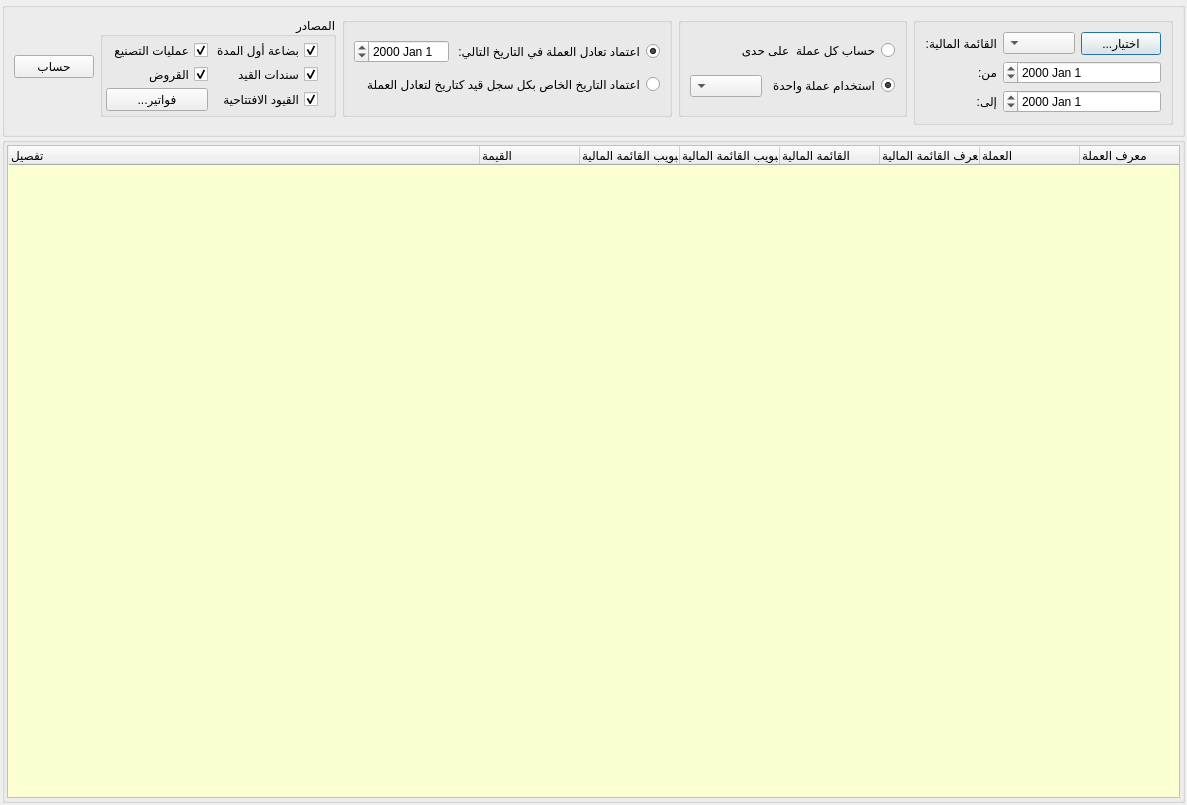
This is Ui_FinancialStatementsReports.ui in rabee361/E-commerce2 as Qt 5 draws it before an edit. The edited form follows.
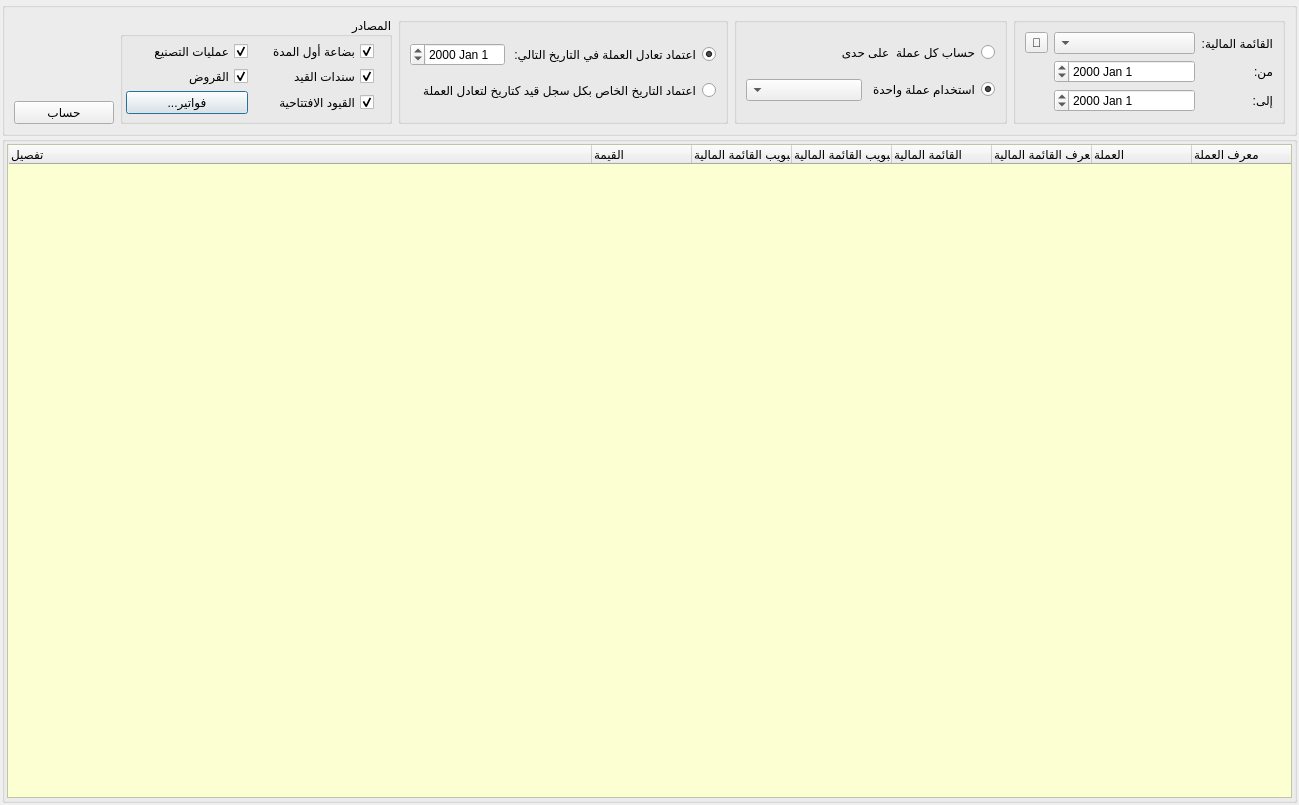
This is the edited form.

What changed in the file:
```diff
--- a/Ui_FinancialStatementsReports.ui
+++ b/Ui_FinancialStatementsReports.ui
@@ -9,7 +9,7 @@
    <rect>
     <x>0</x>
     <y>0</y>
-    <width>1088</width>
+    <width>1299</width>
     <height>805</height>
    </rect>
   </property>
@@ -171,23 +171,6 @@
         </property>
         <layout class="QGridLayout" name="gridLayout_3">
          <item row="0" column="0">
-          <widget class="QPushButton" name="select_financial_statement_btn">
-           <property name="layoutDirection">
-            <enum>Qt::LeftToRight</enum>
-           </property>
-           <property name="text">
-            <string>...اختيار</string>
-           </property>
-          </widget>
-         </item>
-         <item row="0" column="1">
-          <widget class="QComboBox" name="financial_statements_combobox">
-           <property name="enabled">
-            <bool>true</bool>
-           </property>
-          </widget>
-         </item>
-         <item row="0" column="2">
           <widget class="QLabel" name="label_3">
            <property name="maximumSize">
             <size>
@@ -200,10 +183,14 @@
            </property>
           </widget>
          </item>
-         <item row="1" column="0" colspan="2">
-          <widget class="QDateEdit" name="from_date_input"/>
+         <item row="0" column="1">
+          <widget class="QComboBox" name="financial_statements_combobox">
+           <property name="enabled">
+            <bool>true</bool>
+           </property>
+          </widget>
          </item>
-         <item row="1" column="2">
+         <item row="1" column="0">
           <widget class="QLabel" name="label_4">
            <property name="maximumSize">
             <size>
@@ -219,10 +206,7 @@
            </property>
           </widget>
          </item>
-         <item row="2" column="0" colspan="2">
-          <widget class="QDateEdit" name="to_date_input"/>
-         </item>
-         <item row="2" column="2">
+         <item row="2" column="0">
           <widget class="QLabel" name="label_5">
            <property name="maximumSize">
             <size>
@@ -238,10 +222,77 @@
            </property>
           </widget>
          </item>
+         <item row="1" column="1">
+          <widget class="QDateEdit" name="from_date_input"/>
+         </item>
+         <item row="2" column="1">
+          <widget class="QDateEdit" name="to_date_input"/>
+         </item>
+         <item row="0" column="2">
+          <widget class="QToolButton" name="select_financial_statement_btn">
+           <property name="text">
+            <string>🔎</string>
+           </property>
+          </widget>
+         </item>
         </layout>
        </widget>
       </item>
-      <item row="0" column="6">
+      <item row="0" column="5" rowspan="2">
+       <widget class="QGroupBox" name="groupBox_7">
+        <property name="maximumSize">
+         <size>
+          <width>400</width>
+          <height>16777215</height>
+         </size>
+        </property>
+        <property name="layoutDirection">
+         <enum>Qt::RightToLeft</enum>
+        </property>
+        <property name="title">
+         <string/>
+        </property>
+        <layout class="QGridLayout" name="gridLayout_8">
+         <item row="2" column="0">
+          <widget class="QRadioButton" name="unified_currency_radio">
+           <property name="maximumSize">
+            <size>
+             <width>150</width>
+             <height>16777215</height>
+            </size>
+           </property>
+           <property name="text">
+            <string>استخدام عملة واحدة</string>
+           </property>
+           <property name="checked">
+            <bool>true</bool>
+           </property>
+          </widget>
+         </item>
+         <item row="0" column="0" colspan="2">
+          <widget class="QRadioButton" name="distinct_currency_radio">
+           <property name="maximumSize">
+            <size>
+             <width>180</width>
+             <height>16777215</height>
+            </size>
+           </property>
+           <property name="text">
+            <string>حساب كل عملة  على حدى</string>
+           </property>
+          </widget>
+         </item>
+         <item row="2" column="1">
+          <widget class="QComboBox" name="currency_combobox">
+           <property name="enabled">
+            <bool>true</bool>
+           </property>
+          </widget>
+         </item>
+        </layout>
+       </widget>
+      </item>
+      <item row="0" column="6" rowspan="2">
        <widget class="QGroupBox" name="groupBox_5">
         <property name="enabled">
          <bool>true</bool>
@@ -285,7 +336,7 @@
         </layout>
        </widget>
       </item>
-      <item row="0" column="7">
+      <item row="0" column="7" rowspan="2">
        <widget class="QGroupBox" name="groupBox_6">
         <property name="maximumSize">
          <size>
@@ -381,7 +432,7 @@
         </layout>
        </widget>
       </item>
-      <item row="0" column="8">
+      <item row="1" column="8">
        <widget class="QPushButton" name="calculate_btn">
         <property name="maximumSize">
          <size>
@@ -394,60 +445,6 @@
         </property>
        </widget>
       </item>
-      <item row="0" column="5">
-       <widget class="QGroupBox" name="groupBox_7">
-        <property name="maximumSize">
-         <size>
-          <width>400</width>
-          <height>16777215</height>
-         </size>
-        </property>
-        <property name="layoutDirection">
-         <enum>Qt::RightToLeft</enum>
-        </property>
-        <property name="title">
-         <string/>
-        </property>
-        <layout class="QGridLayout" name="gridLayout_8">
-         <item row="2" column="0">
-          <widget class="QRadioButton" name="unified_currency_radio">
-           <property name="maximumSize">
-            <size>
-             <width>150</width>
-             <height>16777215</height>
-            </size>
-           </property>
-           <property name="text">
-            <string>استخدام عملة واحدة</string>
-           </property>
-           <property name="checked">
-            <bool>true</bool>
-           </property>
-          </widget>
-         </item>
-         <item row="0" column="0" colspan="2">
-          <widget class="QRadioButton" name="distinct_currency_radio">
-           <property name="maximumSize">
-            <size>
-             <width>180</width>
-             <height>16777215</height>
-            </size>
-           </property>
-           <property name="text">
-            <string>حساب كل عملة  على حدى</string>
-           </property>
-          </widget>
-         </item>
-         <item row="2" column="1">
-          <widget class="QComboBox" name="currency_combobox">
-           <property name="enabled">
-            <bool>true</bool>
-           </property>
-          </widget>
-         </item>
-        </layout>
-       </widget>
-      </item>
      </layout>
     </widget>
    </item>
```
Left out of the diff: 52 changed lines with no effect on the pictures.
